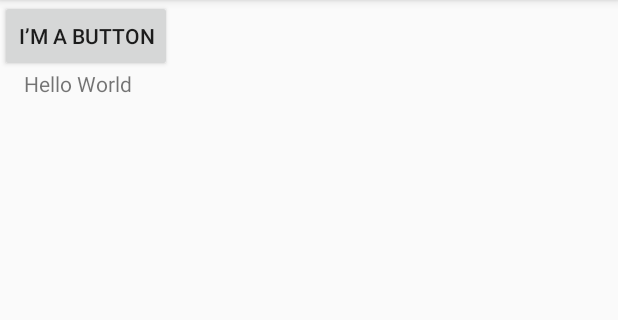
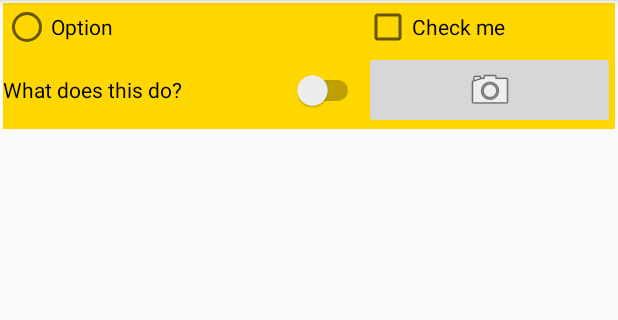
Before and after one commit to DILEEPMYCHARLA/DILEEPMYCHARLA.github.io, an Android app: the screen it shows after launch (MainActivity before the commit, ListItemActivity after it), on a phone screen of 412 x 824 dp, the part 84-404 px from its top. Run offline under Robolectric (Android 15) with nearby library versions, the phone set to English and light mode, and no system bars.

Commit message:
Added 3 activities for part 2

```diff
--- /dev/null
+++ b/app/src/main/java/com/example/androidassignments/ListItemActivity.java
@@ -0,0 +1,13 @@
+package com.example.androidassignments;
+
+import android.support.v7.app.AppCompatActivity;
+import android.os.Bundle;
+
+public class ListItemActivity extends AppCompatActivity {
+
+    @Override
+    protected void onCreate(Bundle savedInstanceState) {
+        super.onCreate(savedInstanceState);
+        setContentView(R.layout.activity_list_item);
+    }
+}
--- /dev/null
+++ b/app/src/main/res/layout/activity_list_item.xml
@@ -0,0 +1,45 @@
+<?xml version="1.0" encoding="utf-8"?>
+<GridLayout xmlns:android="http://schemas.android.com/apk/res/android"
+    xmlns:tools="http://schemas.android.com/tools"
+    android:layout_width="match_parent"
+    android:layout_height="wrap_content"
+    android:layout_margin="2dp"
+    android:background="@color/gold"
+    android:columnCount="2"
+    android:rowCount="2"
+    tools:context=".ListItemsActivity">
+
+    <RadioButton
+        android:id="@+id/radioButton"
+        android:layout_width="wrap_content"
+        android:layout_height="wrap_content"
+        android:layout_columnWeight="1"
+        android:layout_gravity="fill"
+        android:text="Option" />
+
+    <CheckBox
+        android:id="@+id/checkBox"
+        android:layout_width="wrap_content"
+        android:layout_height="wrap_content"
+        android:layout_columnWeight="1"
+        android:layout_gravity="fill"
+        android:text="Check me" />
+
+    <Switch
+        android:id="@+id/switchButton"
+        android:layout_width="wrap_content"
+        android:layout_height="wrap_content"
+        android:layout_columnWeight="1"
+        android:layout_gravity="fill"
+        android:text="What does this do?" />
+
+    <ImageButton
+        android:id="@+id/imageButton"
+        android:layout_width="wrap_content"
+        android:layout_height="wrap_content"
+        android:layout_columnWeight="1"
+        android:layout_gravity="fill"
+        android:src="@android:drawable/ic_menu_camera"
+        android:contentDescription="Camera button" />
+
+</GridLayout>
--- a/app/src/main/res/values/colors.xml
+++ b/app/src/main/res/values/colors.xml
@@ -7,4 +7,5 @@
     <color name="teal_700">#FF018786</color>
     <color name="black">#FF000000</color>
     <color name="white">#FFFFFFFF</color>
+    <color name="gold">#FFD700</color>
 </resources>
--- a/app/src/main/res/values/strings.xml
+++ b/app/src/main/res/values/strings.xml
@@ -2,4 +2,5 @@
     <string name="app_name">AndroidAssignments</string>
     <string name="ButtonText">I\’m a button</string>
     <string name="hello_message">Hello World</string>
+    <string name="login_text">Login</string>
 </resources>
```
Also changed, not shown: app/src/main/AndroidManifest.xml (+12 -4 lines), app/src/main/java/com/example/androidassignments/LoginActivity.java (added, +13 -0 lines), app/src/main/res/layout/activity_login.xml (added, +36 -0 lines), 1 other file.
